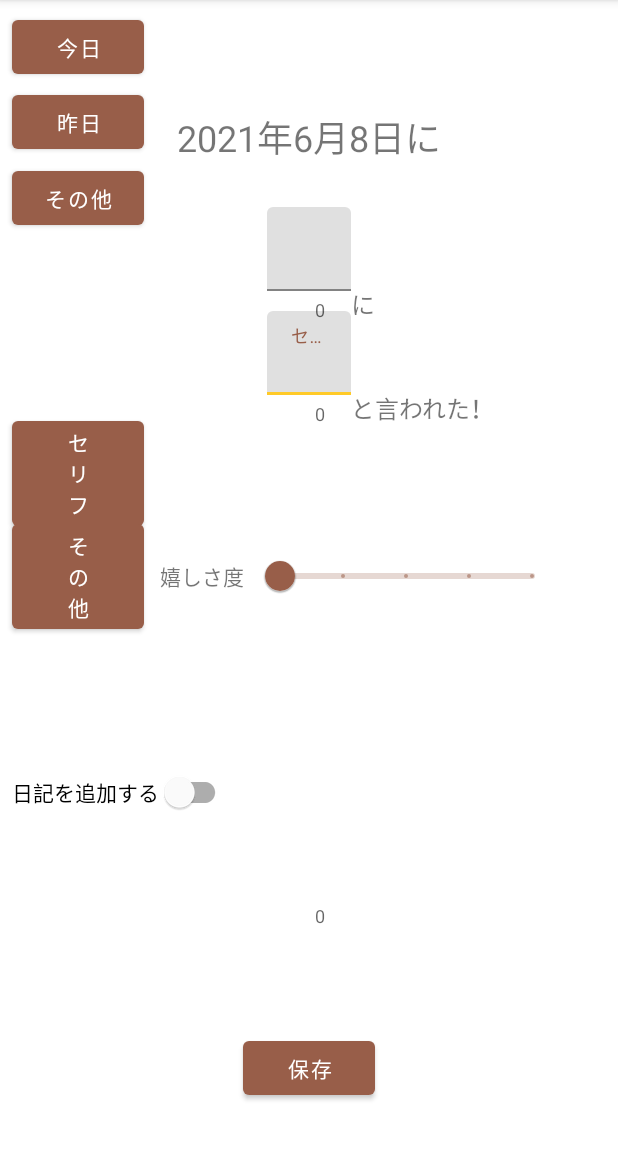
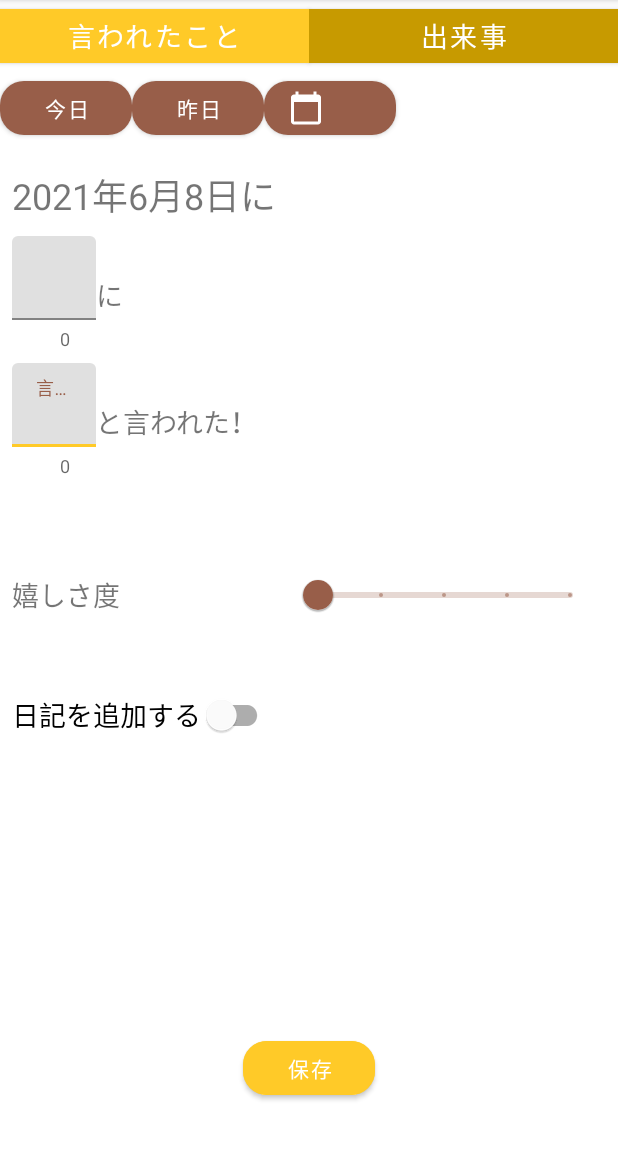
Before and after one commit to ogoogo/FeelingRecorder, an Android app: the WritingActivity screen opened directly, with no data from a screen before it, on a phone screen of 412 x 824 dp, the part 84-1236 px from its top. Run offline under Robolectric (Android 15) with nearby library versions, the phone set to English and light mode, and no system bars; libraries missing offline, so code that uses them is left out: io.realm.

Commit message:
feat:デザイン実装

```diff
--- a/app/src/main/java/com/pico/ogoshi/feelingrecorder/NewAppWidget.kt
+++ b/app/src/main/java/com/pico/ogoshi/feelingrecorder/NewAppWidget.kt
@@ -42,7 +42,7 @@ class NewAppWidget : AppWidgetProvider() {
 internal fun updateAppWidget(context: Context, appWidgetManager: AppWidgetManager, appWidgetId: Int) {
 
     val views = RemoteViews(context.packageName, R.layout.new_app_widget)
-    val widgetText = "今日もおつかれさまです"
+    val widgetText = "今日のイイコト"
     val datum = realm.where(Memo::class.java).equalTo("good",true).findAll()
     val goodData = datum[Random.nextInt(datum.size)]
     val date=goodData?.date
--- a/app/src/main/java/com/pico/ogoshi/feelingrecorder/WritingActivity.kt
+++ b/app/src/main/java/com/pico/ogoshi/feelingrecorder/WritingActivity.kt
@@ -3,6 +3,7 @@ package com.pico.ogoshi.feelingrecorder
 import android.app.DatePickerDialog
 import android.content.Context
 import android.content.Intent
+import android.graphics.Color
 import androidx.appcompat.app.AppCompatActivity
 import android.os.Bundle
 import android.view.MotionEvent
@@ -33,15 +34,18 @@ class WritingActivity : AppCompatActivity() {
 
         var diaryOrNot=false
         diaryEditText.isVisible=false
+        textField2.isVisible=false
 
         diarySwitch.setOnCheckedChangeListener { buttonView, isChecked
             // Responds to switch being checked/unchecked
             ->
             diaryOrNot=isChecked
             if (diaryOrNot){
+                textField2.isVisible=true
                 diaryEditText.isVisible=true
             }else{
                 diaryOrNot=false
+                textField2.isVisible=false
                 diaryEditText.isVisible=false
             }
         }
@@ -53,14 +57,19 @@ class WritingActivity : AppCompatActivity() {
             textView2.isVisible=false
             textField3.setHint("出来事")
             textView3.isVisible=false
+            otherButton.setBackgroundColor(Color.parseColor("#ffca28"))
+            quoteButton.setBackgroundColor(Color.parseColor("#c79a00"))
         }
         quoteButton.setOnClickListener {
             quoteOrNot=true
             PersonEditText.isVisible=true
             textField.isVisible=true
             textView2.isVisible=true
-            textField3.setHint("セリフ")
+            textField3.setHint("言われた言葉")
             textView3.isVisible=true
+            otherButton.setBackgroundColor(Color.parseColor("#c79a00"))
+            quoteButton.setBackgroundColor(Color.parseColor("#ffca28"))
+
         }
 
 
--- /dev/null
+++ b/app/src/main/res/drawable/ic_baseline_calendar_today_24.xml
@@ -0,0 +1,5 @@
+<vector android:height="24dp" android:tint="#FFFFFF"
+    android:viewportHeight="24" android:viewportWidth="24"
+    android:width="24dp" xmlns:android="http://schemas.android.com/apk/res/android">
+    <path android:fillColor="@android:color/white" android:pathData="M20,3h-1L19,1h-2v2L7,3L7,1L5,1v2L4,3c-1.1,0 -2,0.9 -2,2v16c0,1.1 0.9,2 2,2h16c1.1,0 2,-0.9 2,-2L22,5c0,-1.1 -0.9,-2 -2,-2zM20,21L4,21L4,8h16v13z"/>
+</vector>
--- a/app/src/main/res/layout/activity_writing.xml
+++ b/app/src/main/res/layout/activity_writing.xml
@@ -5,28 +5,26 @@
         xmlns:app="http://schemas.android.com/apk/res-auto"
         android:layout_width="match_parent"
         android:layout_height="match_parent"
-        tools:context=".WritingActivity">
+        tools:context=".WritingActivity" app:layout_constraintHorizontal_chainStyle="packed">
 
 
     <com.google.android.material.switchmaterial.SwitchMaterial
             android:layout_width="wrap_content"
             android:layout_height="wrap_content"
             android:text="日記を追加する"
-            android:id="@+id/diarySwitch" app:layout_constraintStart_toStartOf="parent"
-            android:layout_marginStart="8dp"
-            app:layout_constraintBottom_toBottomOf="parent" app:layout_constraintTop_toTopOf="parent"
-            app:layout_constraintVertical_bias="0.7"/>
+            android:id="@+id/diarySwitch" app:layout_constraintStart_toStartOf="@+id/barometerTextView"
+            android:textSize="18sp"
+            app:layout_constraintTop_toBottomOf="@+id/barometerSlider" android:layout_marginTop="32dp"/>
     <com.google.android.material.slider.Slider
 
 
             android:valueFrom="1"
             android:valueTo="5"
             android:stepSize="1" android:layout_width="200dp" android:layout_height="wrap_content"
-            android:layout_marginStart="8dp"
-            app:layout_constraintStart_toEndOf="@+id/barometerTextView"
-            app:layout_constraintTop_toTopOf="parent"
-            app:layout_constraintBottom_toBottomOf="parent"
-            app:labelBehavior="floating" android:id="@+id/barometerSlider"/>
+            app:labelBehavior="floating" android:id="@+id/barometerSlider"
+            android:layout_marginEnd="16dp" app:layout_constraintEnd_toEndOf="parent"
+            app:layout_constraintBottom_toBottomOf="@+id/barometerTextView"
+            app:layout_constraintTop_toTopOf="@+id/barometerTextView"/>
     <com.google.android.material.textfield.TextInputLayout
             android:id="@+id/textField3"
             android:layout_width="wrap_content"
@@ -35,11 +33,10 @@
             app:counterMaxLength="15"
             app:boxStrokeColor="@color/teal_200"
             app:endIconTint="@color/teal_200"
-            app:layout_constraintStart_toStartOf="parent"
-            app:layout_constraintEnd_toEndOf="parent"
-            app:layout_constraintHorizontal_bias="0.5" app:layout_constraintBottom_toBottomOf="parent"
-            app:layout_constraintTop_toTopOf="parent" app:layout_constraintVertical_bias="0.3"
-            android:hint="セリフ"
+            app:layout_constraintStart_toStartOf="@+id/textField"
+            app:layout_constraintBottom_toBottomOf="parent"
+            app:layout_constraintTop_toTopOf="parent" app:layout_constraintVertical_bias="0.35"
+            android:hint="言われた言葉"
     >
         <EditText
                 android:layout_width="wrap_content"
@@ -47,11 +44,13 @@
                 android:inputType="text"
                 android:ems="15"
                 android:id="@+id/eventText"
-                                 android:maxLength="16"/>
+                android:maxLength="16"/>
 
     </com.google.android.material.textfield.TextInputLayout>
 
-    <Button
+    <com.google.android.material.button.MaterialButton
+            app:cornerRadius="16dp"
+            android:backgroundTint="@color/teal_200"
             android:text="保存"
             android:layout_width="wrap_content"
             android:layout_height="wrap_content" android:id="@+id/saveButton"
@@ -62,44 +61,45 @@
             android:text="嬉しさ度"
             android:layout_width="wrap_content"
             android:layout_height="wrap_content" android:id="@+id/barometerTextView"
+            app:layout_constraintStart_toStartOf="@+id/textField3"
+            app:layout_constraintTop_toBottomOf="@+id/textField3" android:layout_marginTop="64dp"
+            android:textSize="18sp"/>
+    <com.google.android.material.button.MaterialButton
+            android:backgroundTint="@color/teal_200"
+            app:cornerRadius="0dp"
+            android:text="言われたこと"
+            android:layout_width="0dp"
+            android:layout_height="wrap_content" android:id="@+id/quoteButton"
             app:layout_constraintStart_toStartOf="parent"
-            app:layout_constraintEnd_toEndOf="parent"
-            app:layout_constraintTop_toTopOf="parent"
-            app:layout_constraintBottom_toBottomOf="parent" app:layout_constraintHorizontal_bias="0.3"/>
-    <Button
-            android:text="セ\nリ\nフ"
-            android:layout_width="wrap_content"
-            android:layout_height="wrap_content" android:id="@+id/quoteButton"
-            app:layout_constraintStart_toStartOf="parent" android:layout_marginStart="8dp"
-            app:layout_constraintTop_toTopOf="parent"
-            app:layout_constraintBottom_toBottomOf="parent" app:layout_constraintVertical_bias="0.4"/>
-    <Button
-            android:text="そ\nの\n他"
-            android:layout_width="wrap_content"
+            app:layout_constraintHorizontal_bias="0.5" app:layout_constraintEnd_toStartOf="@+id/otherButton"
+            app:layout_constraintTop_toTopOf="parent" android:textSize="18sp"/>
+    <com.google.android.material.button.MaterialButton
+            android:backgroundTint="@color/teal_700"
+            app:cornerRadius="0dp"
+            android:text="出来事"
+            android:layout_width="0dp"
             android:layout_height="wrap_content" android:id="@+id/otherButton"
-            app:layout_constraintStart_toStartOf="parent" android:layout_marginStart="8dp"
-            app:layout_constraintTop_toTopOf="parent"
-            app:layout_constraintBottom_toBottomOf="parent" app:layout_constraintVertical_bias="0.5"/>
+            app:layout_constraintStart_toEndOf="@+id/quoteButton" app:layout_constraintHorizontal_bias="0.5"
+            app:layout_constraintTop_toTopOf="@+id/quoteButton" app:layout_constraintEnd_toEndOf="parent"
+            android:textSize="18sp"/>
     <TextView
             android:text="日付"
             android:layout_width="wrap_content"
             android:layout_height="wrap_content" android:id="@+id/dateTextView"
             android:textSize="24sp" app:layout_constraintStart_toStartOf="parent"
-            app:layout_constraintEnd_toEndOf="parent" app:layout_constraintTop_toTopOf="parent"
-            app:layout_constraintBottom_toBottomOf="parent" app:layout_constraintHorizontal_bias="0.5"
-            app:layout_constraintVertical_bias="0.1"/>
+            app:layout_constraintTop_toBottomOf="@+id/yesterdayButton" android:layout_marginTop="16dp"
+            android:layout_marginStart="8dp"/>
     <com.google.android.material.textfield.TextInputLayout
             android:id="@+id/textField"
             android:layout_width="wrap_content"
             android:layout_height="wrap_content"
             app:counterEnabled="true"
-            app:counterMaxLength="10" app:layout_constraintTop_toTopOf="parent"
-            app:layout_constraintBottom_toBottomOf="parent"
-            app:layout_constraintEnd_toEndOf="parent"
-            app:layout_constraintStart_toStartOf="parent" app:layout_constraintVertical_bias="0.2"
+            app:counterMaxLength="10"
+            app:layout_constraintStart_toStartOf="@+id/dateTextView"
             app:boxStrokeColor="@color/teal_200"
             app:endIconTint="@color/teal_200"
-            android:hint="人の名前">
+            android:hint="人の名前" app:layout_constraintBottom_toTopOf="@+id/textField3"
+            android:layout_marginBottom="8dp">
         <EditText
                 android:layout_width="wrap_content"
                 android:layout_height="wrap_content"
@@ -114,36 +114,40 @@
             android:layout_height="wrap_content" android:id="@+id/textView2"
             app:layout_constraintStart_toEndOf="@+id/textField"
             app:layout_constraintBottom_toBottomOf="@+id/textField"
-            android:textSize="16sp"/>
+            android:textSize="18sp" android:layout_marginBottom="24dp"/>
     <TextView
             android:text="と言われた！"
             android:layout_width="wrap_content"
             android:layout_height="wrap_content" android:id="@+id/textView3"
             app:layout_constraintStart_toEndOf="@+id/textField3"
             app:layout_constraintBottom_toBottomOf="@+id/textField3"
-            android:textSize="16sp"/>
-    <Button
+            android:textSize="18sp" android:layout_marginBottom="24dp"/>
+    <com.google.android.material.button.MaterialButton
+            app:cornerRadius="16dp"
             android:text="今日"
             android:layout_width="wrap_content"
             android:layout_height="wrap_content" android:id="@+id/todayButton"
-            app:layout_constraintStart_toStartOf="parent" android:layout_marginStart="8dp"
-            app:layout_constraintTop_toTopOf="parent"
-            app:layout_constraintBottom_toBottomOf="parent" app:layout_constraintVertical_bias="0.01"/>
-    <Button
+            app:layout_constraintStart_toStartOf="parent"
+            app:layout_constraintHorizontal_bias="0" app:layout_constraintEnd_toStartOf="@+id/yesterdayButton"
+            app:layout_constraintHorizontal_chainStyle="packed"
+            app:layout_constraintTop_toBottomOf="@+id/quoteButton"/>
+    <com.google.android.material.button.MaterialButton
+            app:cornerRadius="16dp"
             android:text="昨日"
             android:layout_width="wrap_content"
-            android:layout_height="wrap_content" android:id="@+id/yesterdayButton" tools:layout_editor_absoluteY="56dp"
-            app:layout_constraintStart_toStartOf="parent" android:layout_marginStart="8dp"
-            app:layout_constraintTop_toTopOf="parent"
-            app:layout_constraintBottom_toBottomOf="parent" app:layout_constraintVertical_bias="0.08"/>
-    <Button
-            android:text="その他"
+            android:layout_height="wrap_content" android:id="@+id/yesterdayButton"
+            app:layout_constraintStart_toEndOf="@+id/todayButton"
+            app:layout_constraintHorizontal_bias="0.5" app:layout_constraintEnd_toStartOf="@+id/otherDayButton"
+            app:layout_constraintHorizontal_chainStyle="packed" app:layout_constraintTop_toTopOf="@+id/todayButton"/>
+    <com.google.android.material.button.MaterialButton
+            app:cornerRadius="16dp"
             android:layout_width="wrap_content"
-            android:layout_height="wrap_content" android:id="@+id/otherDayButton" tools:layout_editor_absoluteY="99dp"
-            app:layout_constraintStart_toStartOf="parent" android:layout_marginStart="8dp"
-            app:layout_constraintTop_toTopOf="parent"
-            app:layout_constraintBottom_toBottomOf="parent" app:layout_constraintVertical_bias="0.15
-"/>
+            android:layout_height="wrap_content" android:id="@+id/otherDayButton"
+            app:icon="@drawable/ic_baseline_calendar_today_24"
+            app:layout_constraintStart_toEndOf="@+id/yesterdayButton"
+            app:layout_constraintHorizontal_bias="0.5"
+            app:layout_constraintHorizontal_chainStyle="packed" app:layout_constraintEnd_toEndOf="parent"
+            app:layout_constraintTop_toTopOf="@+id/yesterdayButton"/>
     <com.google.android.material.textfield.TextInputLayout
             android:id="@+id/textField2"
             android:layout_width="wrap_content"
@@ -151,23 +155,19 @@
             app:counterEnabled="true"
             app:counterMaxLength="100"
             app:boxStrokeColor="@color/teal_200"
-            app:endIconTint="@color/teal_200" app:layout_constraintStart_toStartOf="parent"
-            app:layout_constraintEnd_toEndOf="parent"
-            app:layout_constraintTop_toTopOf="parent"
-            app:layout_constraintBottom_toBottomOf="parent" app:layout_constraintHorizontal_bias="0.5"
-            app:layout_constraintVertical_bias="0.8"
+            app:endIconTint="@color/teal_200" app:layout_constraintStart_toStartOf="@+id/diarySwitch"
             android:hint="日記"
-    >
+            app:layout_constraintBottom_toTopOf="@+id/saveButton" android:layout_marginBottom="16dp"
+            app:layout_constraintEnd_toEndOf="parent">
         <EditText
                 android:layout_width="wrap_content"
                 android:layout_height="wrap_content"
                 android:inputType="textMultiLine"
                 android:gravity="start|top"
-                android:ems="18"
-                android:id="@+id/diaryEditText" />
+                android:ems="19"
+                android:id="@+id/diaryEditText"/>
 
     </com.google.android.material.textfield.TextInputLayout>
 
 
-
 </androidx.constraintlayout.widget.ConstraintLayout>
--- a/app/src/main/res/layout/new_app_widget.xml
+++ b/app/src/main/res/layout/new_app_widget.xml
@@ -1,22 +1,22 @@
 <RelativeLayout xmlns:android="http://schemas.android.com/apk/res/android"
                 android:theme="@style/ThemeOverlay.FeelingRecorder.AppWidgetContainer"
                 android:background="@color/purple_500"
-                android:layout_width="400dp"
-                android:layout_height="100dp"
+                android:layout_width="300dp"
+                android:layout_height="75dp"
                 android:padding="@dimen/widget_margin">
     <LinearLayout
             android:orientation="vertical"
             android:layout_width="match_parent"
             android:layout_height="match_parent">
         <TextView
-                android:text="今日もおつかれさまです"
+                android:text="今日のイイコト"
                 android:layout_width="wrap_content"
-                android:layout_height="44dp" android:id="@+id/appwidget_text" android:textSize="20sp"
-                android:textColor="#FFFFFF"/>
+                android:layout_height="match_parent" android:id="@+id/appwidget_text" android:textSize="20sp"
+                android:textColor="#FFFFFF" android:layout_weight="2"/>
         <LinearLayout
                 android:orientation="horizontal"
                 android:layout_width="match_parent"
-                android:layout_height="match_parent">
+                android:layout_height="match_parent" android:layout_weight="1">
             <TextView
                     android:layout_width="match_parent"
                     android:layout_height="match_parent" android:id="@+id/widgetDate" android:layout_weight="5"
--- a/app/src/main/res/xml/new_app_widget_info.xml
+++ b/app/src/main/res/xml/new_app_widget_info.xml
@@ -1,7 +1,7 @@
 <?xml version="1.0" encoding="utf-8"?>
 <appwidget-provider xmlns:android="http://schemas.android.com/apk/res/android"
-                    android:minWidth="200dp"
-                    android:minHeight="80dp"
+                    android:minWidth="300dp"
+                    android:minHeight="75dp"
                     android:updatePeriodMillis="10800000"
                     android:previewImage="@drawable/example_appwidget_preview"
                     android:initialLayout="@layout/new_app_widget"
```
